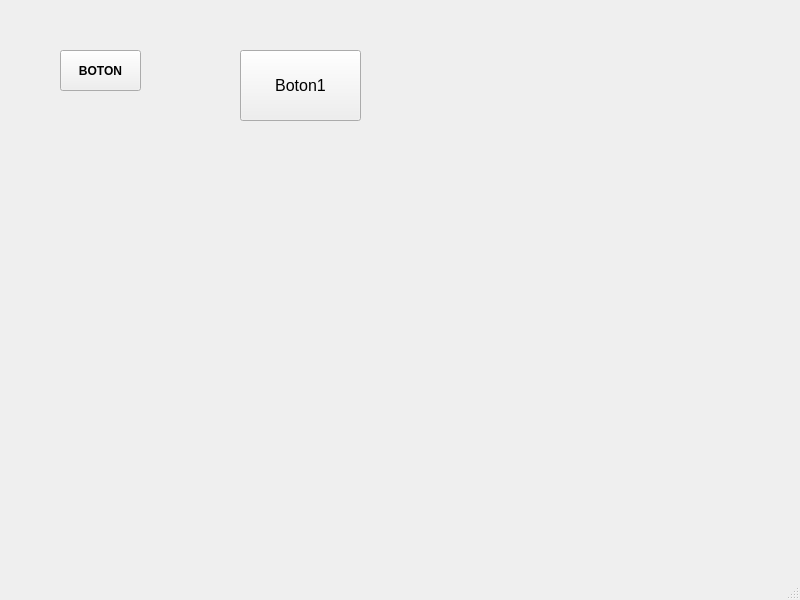
Qt form mainwindow.ui (MrXing551/compu3) before a commit.
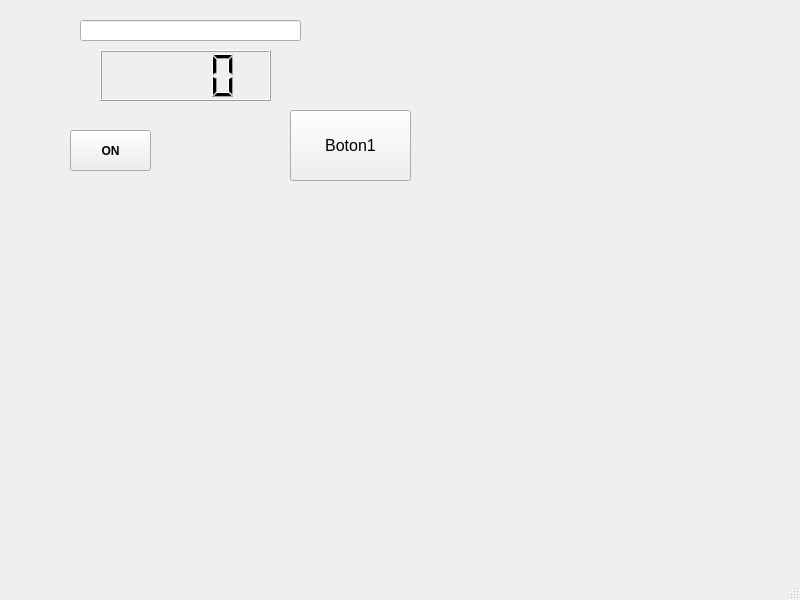
The same form after that commit.

What changed in the file:
```diff
--- a/mainwindow.ui
+++ b/mainwindow.ui
@@ -17,8 +17,8 @@
    <widget class="QPushButton" name="pushButton">
     <property name="geometry">
      <rect>
-      <x>60</x>
-      <y>50</y>
+      <x>70</x>
+      <y>130</y>
       <width>81</width>
       <height>41</height>
      </rect>
@@ -30,14 +30,14 @@
      </font>
     </property>
     <property name="text">
-     <string>BOTON</string>
+     <string>ON</string>
     </property>
    </widget>
    <widget class="QPushButton" name="pushButton_2">
     <property name="geometry">
      <rect>
-      <x>240</x>
-      <y>50</y>
+      <x>290</x>
+      <y>110</y>
       <width>121</width>
       <height>71</height>
      </rect>
@@ -51,6 +51,29 @@
      <string>Boton1</string>
     </property>
    </widget>
+   <widget class="QLineEdit" name="lineEdit">
+    <property name="geometry">
+     <rect>
+      <x>80</x>
+      <y>20</y>
+      <width>221</width>
+      <height>21</height>
+     </rect>
+    </property>
+   </widget>
+   <widget class="QLCDNumber" name="lcdNumber">
+    <property name="geometry">
+     <rect>
+      <x>100</x>
+      <y>50</y>
+      <width>171</width>
+      <height>51</height>
+     </rect>
+    </property>
+    <property name="digitCount">
+     <number>4</number>
+    </property>
+   </widget>
   </widget>
   <widget class="QMenuBar" name="menubar">
    <property name="geometry">
```
